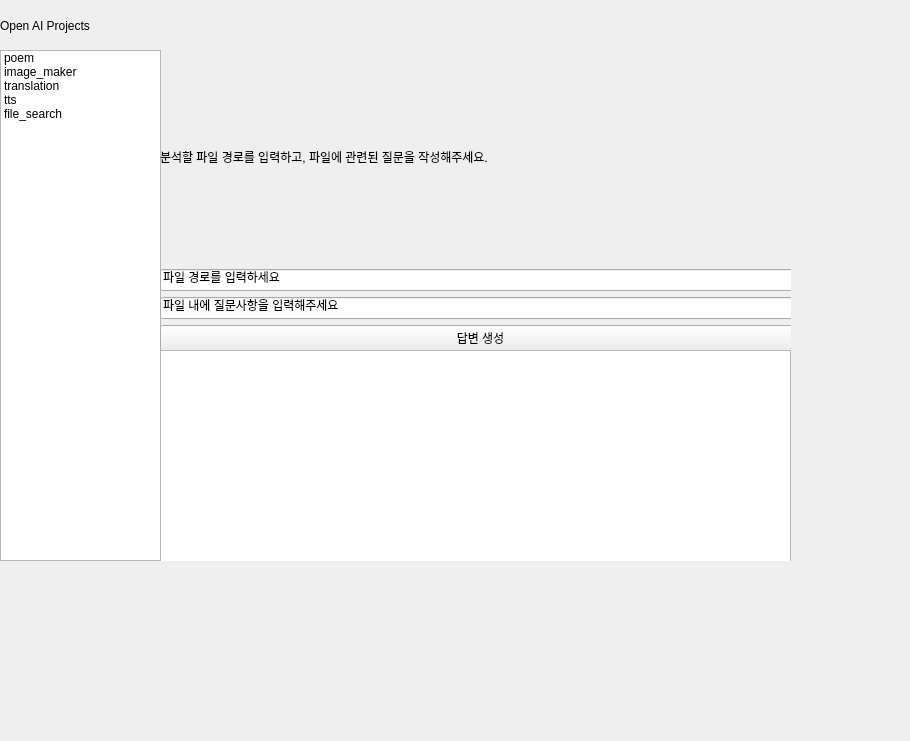
hyojin-shj/openai_project, file main_window.ui: the form before one commit.
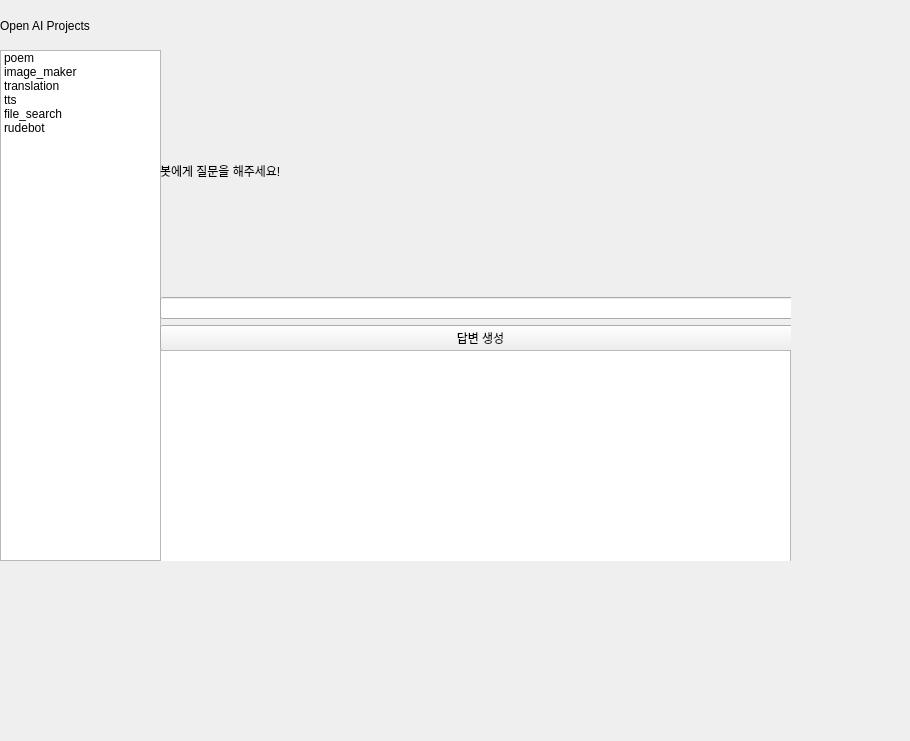
The form after the commit.

What changed in the file:
```diff
--- a/main_window.ui
+++ b/main_window.ui
@@ -51,6 +51,11 @@
          <string>file_search</string>
         </property>
        </item>
+       <item>
+        <property name="text">
+         <string>rudebot</string>
+        </property>
+       </item>
       </widget>
      </item>
     </layout>
@@ -65,7 +70,7 @@
      </rect>
     </property>
     <property name="currentIndex">
-     <number>4</number>
+     <number>5</number>
     </property>
     <widget class="QWidget" name="page">
      <widget class="QWidget" name="verticalLayoutWidget_2">
@@ -280,6 +285,51 @@
       </property>
      </widget>
     </widget>
+    <widget class="QWidget" name="page_6">
+     <widget class="QWidget" name="verticalLayoutWidget_7">
+      <property name="geometry">
+       <rect>
+        <x>0</x>
+        <y>0</y>
+        <width>641</width>
+        <height>301</height>
+       </rect>
+      </property>
+      <layout class="QVBoxLayout" name="verticalLayout_9">
+       <item>
+        <widget class="QLabel" name="label_8">
+         <property name="text">
+          <string>봇에게 질문을 해주세요!</string>
+         </property>
+        </widget>
+       </item>
+       <item>
+        <widget class="QLineEdit" name="rudebot_input_2">
+         <property name="text">
+          <string/>
+         </property>
+        </widget>
+       </item>
+       <item>
+        <widget class="QPushButton" name="rudebot_btn_2">
+         <property name="text">
+          <string>답변 생성</string>
+         </property>
+        </widget>
+       </item>
+      </layout>
+     </widget>
+     <widget class="QTextEdit" name="translate_result_view_3">
+      <property name="geometry">
+       <rect>
+        <x>0</x>
+        <y>300</y>
+        <width>631</width>
+        <height>361</height>
+       </rect>
+      </property>
+     </widget>
+    </widget>
    </widget>
    <widget class="QWidget" name="verticalLayoutWidget">
     <property name="geometry">
```
